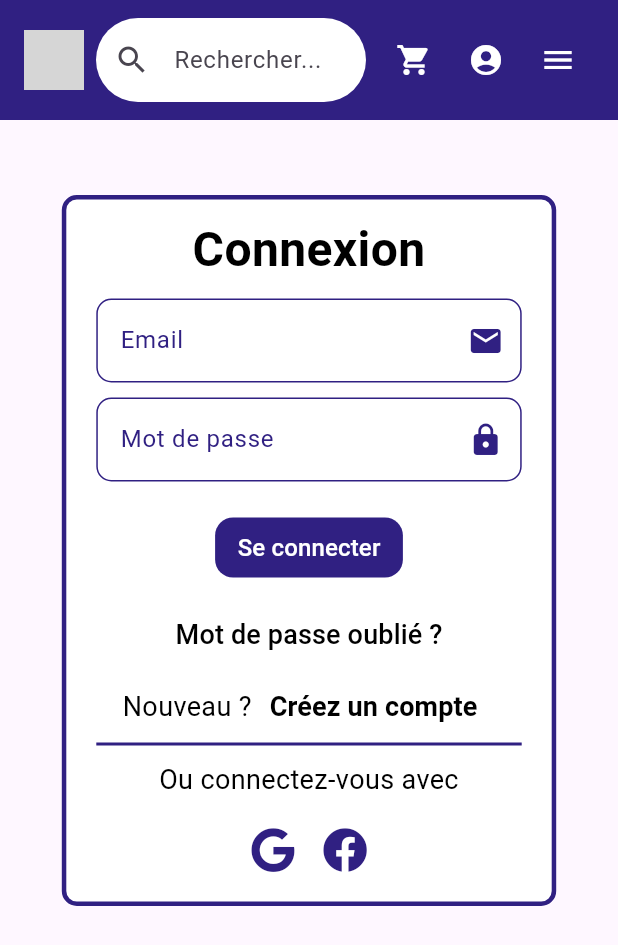
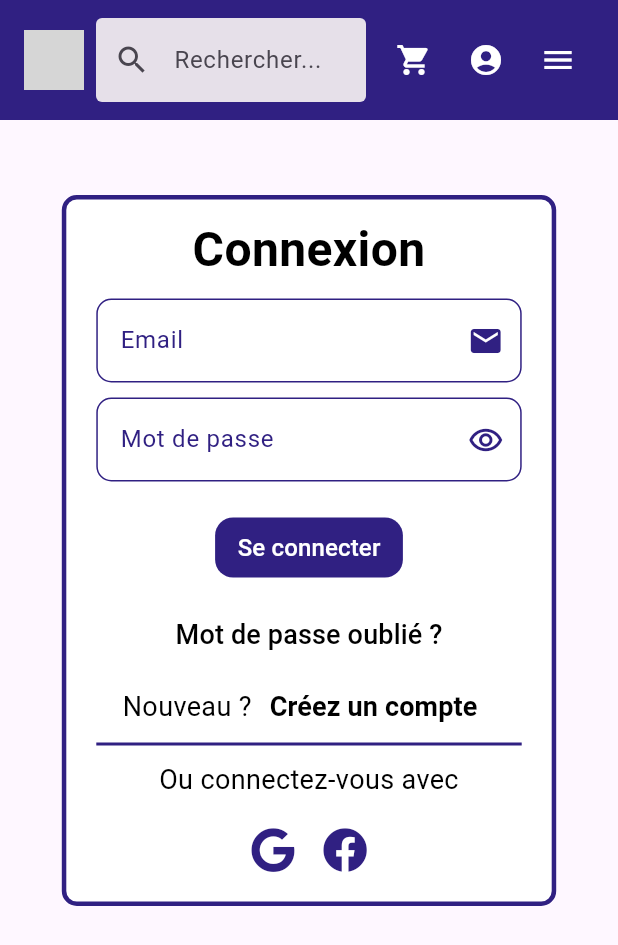
Before and after one commit to NathanCorberan/Projet_Cyna_Mobile, a Flutter app: the Login screen opened directly, after a tap on "Se connecter", on a phone screen of 412 x 824 dp. Shown: the top 945 px of the screen. Run offline on Flutter 3.47's test engine with Material 3 defaults, Android fonts, the phone set to English and light mode, and no system bars; our stand-ins replace font_awesome_flutter; missing offline and left inert: jwt_decode; accounts and stored records are empty; network calls fail; grey boxes are pictures that could not be loaded.

Commit message:
changement couleur + mot de passe visible

```diff
--- a/lib/pages/login.dart
+++ b/lib/pages/login.dart
@@ -18,6 +18,7 @@ class _LoginState extends State<Login> {
   final TextEditingController emailController = TextEditingController();
   final TextEditingController passwordController = TextEditingController();
   bool errorOnConnexion = false;
+  bool _isPasswordVisible = false; // Variable pour afficher ou masquer le mot de passe
 
   void _login() async {
     String email = emailController.text;
@@ -45,8 +46,6 @@ class _LoginState extends State<Login> {
         String token = data['token'];
         Map<String, dynamic> decodedToken = Jwt.parseJwt(token);
 
-        //print("Token décodé : $decodedToken");
-
         final responseUser = await http.get(
           Uri.parse("http://api.juku7704.odns.fr/api/me"),
           headers: {
@@ -54,7 +53,6 @@ class _LoginState extends State<Login> {
             "Authorization": "Bearer "+ token,
           },
         );
-        //print(responseUser.body);
         Navigator.push(
           context,
           MaterialPageRoute(builder: (context) => HomePage()),
@@ -63,12 +61,10 @@ class _LoginState extends State<Login> {
         varProvider.updateUserVariable(responseUser.body);
       } else {
         errorOnConnexion = true;
-        _LoginState;
         print("Erreur : ${response.statusCode} - ${response.body}");
       }
     } catch (e) {
       errorOnConnexion = true;
-      _LoginState;
       print("Erreur de connexion : $e");
     }
   }
@@ -86,7 +82,6 @@ class _LoginState extends State<Login> {
 
   @override
   Widget build(BuildContext context) {
-
     return Scaffold(
       body: SingleChildScrollView(
         child: Column(
@@ -106,8 +101,7 @@ class _LoginState extends State<Login> {
                   borderRadius: BorderRadius.circular(10),
                   color: Color(0xFFFFFFFF),
                 ),
-                child:
-                Column(
+                child: Column(
                   children: [
                     Text(
                       "Connexion",
@@ -121,7 +115,7 @@ class _LoginState extends State<Login> {
                     SizedBox(height: 10),
                     _buildTextField("Email", emailController),
                     SizedBox(height: 10),
-                    _buildTextField("Mot de passe", passwordController, obscureText: true),
+                    _buildTextField("Mot de passe", passwordController, obscureText: !_isPasswordVisible),
                     SizedBox(height: 10),
                     if (errorOnConnexion) Text(
                       "Email ou mot de passe incorrect",
@@ -221,15 +215,15 @@ class _LoginState extends State<Login> {
                             color: Color(0xFF302082),
                             size: 30,
                           ),
-                          onPressed: () {
-                          },
+                          onPressed: () {},
                         ),
                         IconButton(
                           icon: Icon(
                             FontAwesomeIcons.facebook,
                             color: Color(0xFF302082),
                             size: 30,
-                          ),                            onPressed: () {},
+                          ),
+                          onPressed: () {},
                         ),
                       ],
                     ),
@@ -279,7 +273,20 @@ class _LoginState extends State<Login> {
           borderSide: BorderSide(color: Color(0xFF302082), width: 1),
           borderRadius: BorderRadius.circular(10),
         ),
-        suffixIcon: Icon(icon, color: Color(0xFF302082)),
+        suffixIcon: label.toLowerCase().contains("mot de passe")
+            ? GestureDetector(
+          onTap: () {
+            setState(() {
+              _isPasswordVisible = !_isPasswordVisible; // Toggle visibility
+            });
+          },
+          child: Icon(
+            _isPasswordVisible ? Icons.remove_red_eye : Icons.remove_red_eye_outlined,
+            color: Color(0xFF302082), // Change icon when password is visible
+          ),
+        )
+            : Icon(icon, color: Color(0xFF302082)),
       ),
     );
-  }}
+  }
+}
--- a/lib/widgets/header_menu.dart
+++ b/lib/widgets/header_menu.dart
@@ -202,9 +202,7 @@ class _HeaderMenuState extends State<HeaderMenu> {
                 decoration: InputDecoration(
                   hintText: 'Rechercher...',
                   filled: true,
-                  fillColor: Colors.white,
                   border: OutlineInputBorder(
-                    borderRadius: BorderRadius.circular(30.0),
                     borderSide: BorderSide.none,
                   ),
                   prefixIcon: Icon(Icons.search),
```
